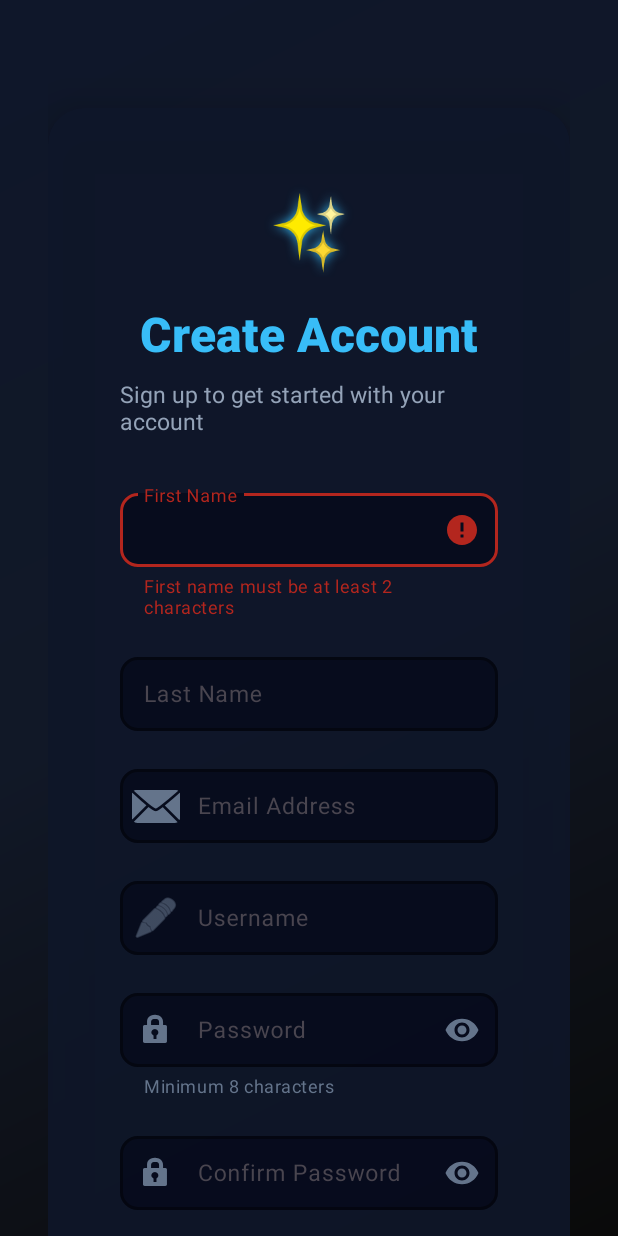
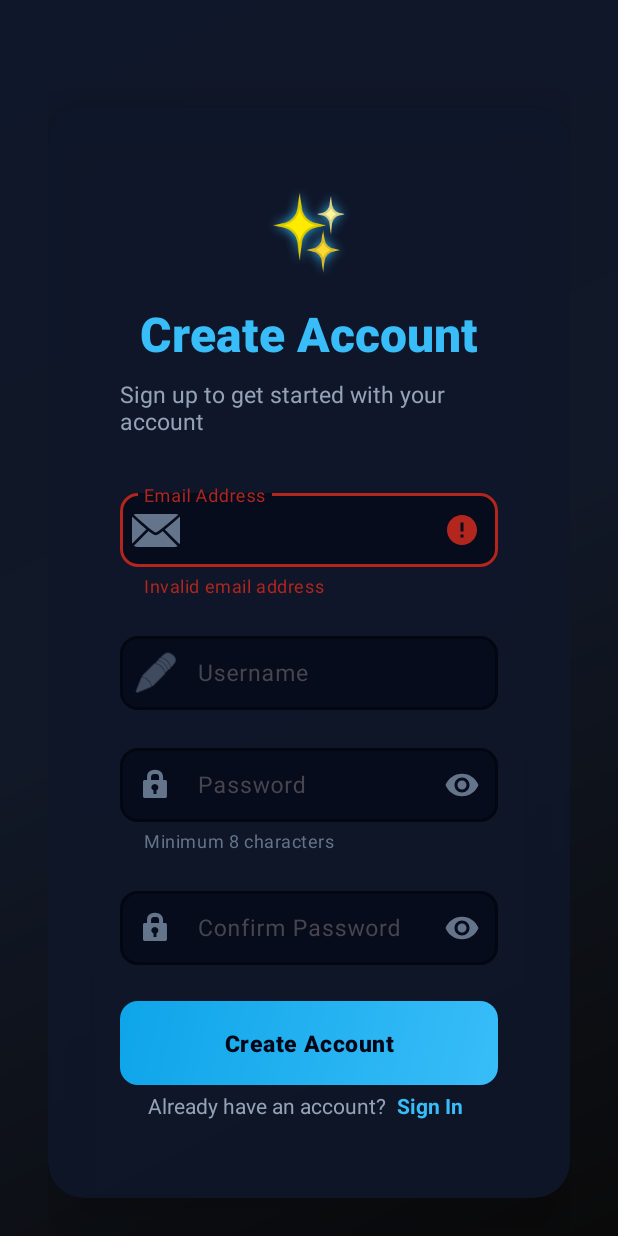
Before and after one commit to HarleyGoodz/IT342_G1_Cruz_Lab1, an Android app built with Jetpack Compose: the RegisterActivity screen opened directly, with no data from a screen before it, after a tap on "Create Account", on a phone screen of 412 x 824 dp. Run offline under Robolectric (Android 15) with nearby library versions, the light colour scheme and no system bars.

Commit message:
removed first and last names

```diff
--- a/mobile/app/src/main/java/com/example/rateflow/ApiService.kt
+++ b/mobile/app/src/main/java/com/example/rateflow/ApiService.kt
@@ -7,8 +7,6 @@ import retrofit2.http.GET
 
 data class User(
     val username: String,
-    val fName: String,
-    val lName: String,
     val email: String,
     val password: String
 )
--- a/mobile/app/src/main/java/com/example/rateflow/RegisterActivity.kt
+++ b/mobile/app/src/main/java/com/example/rateflow/RegisterActivity.kt
@@ -22,12 +22,6 @@ class RegisterActivity : AppCompatActivity() {
         val btnRegister = findViewById<MaterialButton>(R.id.btnRegister)
         val txtLogin = findViewById<TextView>(R.id.txtLogin)
 
-        val editTextFName = findViewById<TextInputEditText>(R.id.editTextFName)
-        val editTextLName = findViewById<TextInputEditText>(R.id.editTextLName)
-
-        val fNameInputLayout = findViewById<TextInputLayout>(R.id.fNameInputLayout)
-        val lNameInputLayout = findViewById<TextInputLayout>(R.id.lNameInputLayout)
-
 
         val editTextEmail = findViewById<TextInputEditText>(R.id.editTextEmail)
         val editTextUsername = findViewById<TextInputEditText>(R.id.editTextUsername)
@@ -45,28 +39,17 @@ class RegisterActivity : AppCompatActivity() {
 
         btnRegister.setOnClickListener {
 
-            val fName = editTextFName.text.toString().trim()
-            val lName = editTextLName.text.toString().trim()
             val email = editTextEmail.text.toString().trim()
             val username = editTextUsername.text.toString().trim()
             val password = editTextPassword.text.toString().trim()
             val confirmPassword = editTextConfirmPassword.text.toString().trim()
 
             emailInputLayout.error = null
-            fNameInputLayout.error = null
-            lNameInputLayout.error = null
             usernameInputLayout.error = null
             passwordInputLayout.error = null
             confirmPasswordInputLayout.error = null
 
             when {
-
-                fName.length < 2 -> {
-                    fNameInputLayout.error = "First name must be at least 2 characters"
-                }
-                lName.length < 2 -> {
-                    lNameInputLayout.error = "Last name must be at least 2 characters"
-                }
 
                 !Patterns.EMAIL_ADDRESS.matcher(email).matches() -> {
                     emailInputLayout.error = "Invalid email address"
@@ -84,8 +67,6 @@ class RegisterActivity : AppCompatActivity() {
 
                     val user = User(
                         username = username,
-                        fName = fName,
-                        lName = lName,
                         email = email,
                         password = password
                     )
--- a/mobile/app/src/main/res/layout/register_page.xml
+++ b/mobile/app/src/main/res/layout/register_page.xml
@@ -68,63 +68,6 @@
                         android:textColor="#94a3b8"
                         android:layout_gravity="center"
                         android:layout_marginBottom="32dp" />
-
-                    <!-- First Name Input -->
-                    <com.google.android.material.textfield.TextInputLayout
-                        android:id="@+id/fNameInputLayout"
-                        android:layout_width="match_parent"
-                        android:layout_height="wrap_content"
-                        android:layout_marginBottom="20dp"
-                        app:boxBackgroundMode="outline"
-                        app:boxBackgroundColor="#99020617"
-                        app:boxStrokeColor="@color/input_stroke_color"
-                        app:boxStrokeWidth="2dp"
-                        app:boxCornerRadiusTopStart="12dp"
-                        app:boxCornerRadiusTopEnd="12dp"
-                        app:boxCornerRadiusBottomStart="12dp"
-                        app:boxCornerRadiusBottomEnd="12dp"
-                        app:hintTextColor="#38bdf8">
-
-                        <com.google.android.material.textfield.TextInputEditText
-                            android:id="@+id/editTextFName"
-                            android:layout_width="match_parent"
-                            android:layout_height="wrap_content"
-                            android:hint="First Name"
-                            android:inputType="textPersonName"
-                            android:textColor="#e5e7eb"
-                            android:textColorHint="#475569"
-                            android:textSize="15sp"
-                            android:padding="14dp" />
-                    </com.google.android.material.textfield.TextInputLayout>
-
-
-                    <!-- Last Name Input -->
-                    <com.google.android.material.textfield.TextInputLayout
-                        android:id="@+id/lNameInputLayout"
-                        android:layout_width="match_parent"
-                        android:layout_height="wrap_content"
-                        android:layout_marginBottom="20dp"
-                        app:boxBackgroundMode="outline"
-                        app:boxBackgroundColor="#99020617"
-                        app:boxStrokeColor="@color/input_stroke_color"
-                        app:boxStrokeWidth="2dp"
-                        app:boxCornerRadiusTopStart="12dp"
-                        app:boxCornerRadiusTopEnd="12dp"
-                        app:boxCornerRadiusBottomStart="12dp"
-                        app:boxCornerRadiusBottomEnd="12dp"
-                        app:hintTextColor="#38bdf8">
-
-                        <com.google.android.material.textfield.TextInputEditText
-                            android:id="@+id/editTextLName"
-                            android:layout_width="match_parent"
-                            android:layout_height="wrap_content"
-                            android:hint="Last Name"
-                            android:inputType="textPersonName"
-                            android:textColor="#e5e7eb"
-                            android:textColorHint="#475569"
-                            android:textSize="15sp"
-                            android:padding="14dp" />
-                    </com.google.android.material.textfield.TextInputLayout>
 
                     <!-- Email Input -->
                     <com.google.android.material.textfield.TextInputLayout
```
Also changed, not shown: backend/backend/src/main/java/com/cruz/backend/entity/User.java (+1 -21 lines), 1 other file.
